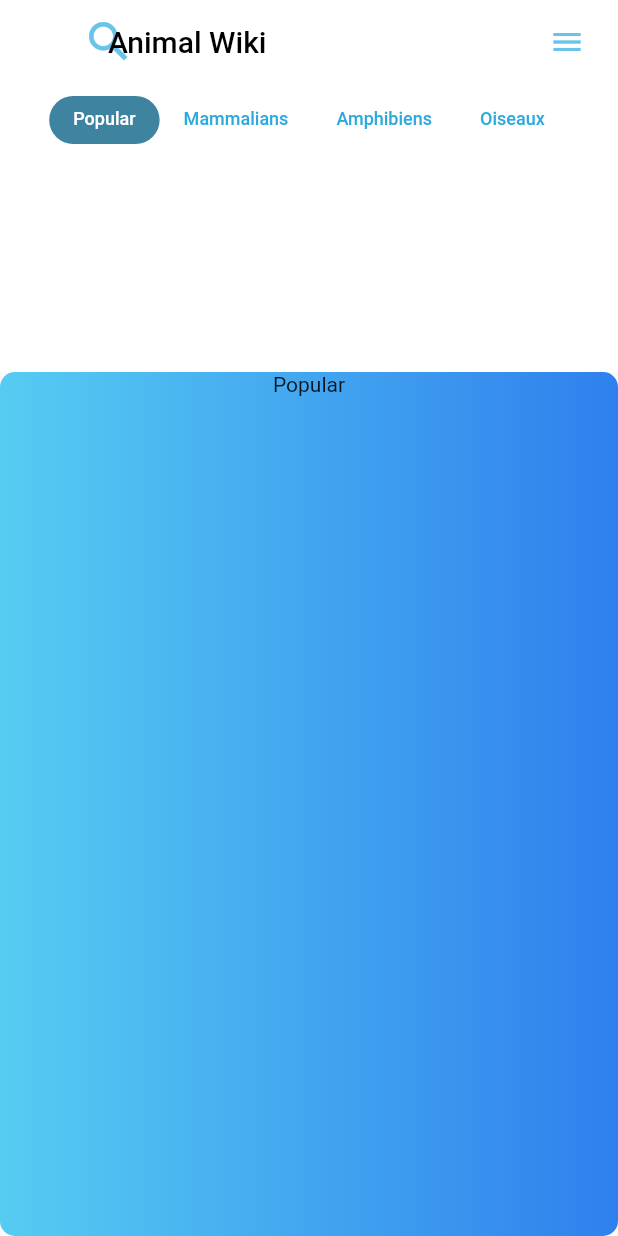
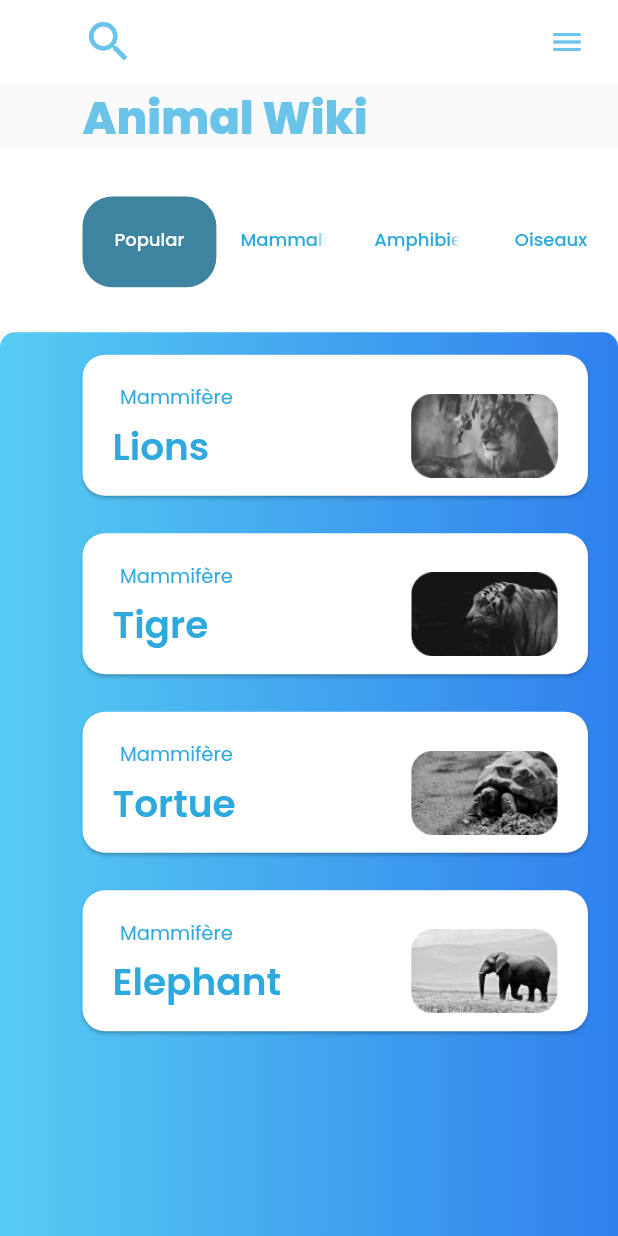
Before and after one commit to yagizdo/Animal-Wiki, a Flutter app: the HomePage screen opened directly, on a phone screen of 412 x 824 dp. Run offline on Flutter 3.47's test engine with Material 2 defaults, Android fonts, the phone set to English and light mode, and no system bars; our stand-ins replace google_fonts, hexcolor, tab_indicator_styler.

```diff
--- a/lib/Pages/homepage.dart
+++ /dev/null
@@ -1,96 +0,0 @@
-import 'package:flutter/material.dart';
-import 'package:hexcolor/hexcolor.dart';
-import 'package:tab_indicator_styler/tab_indicator_styler.dart';
-
-class HomePage extends StatelessWidget {
-  const HomePage({Key? key}) : super(key: key);
-
-  @override
-  Widget build(BuildContext context) {
-    return DefaultTabController(
-      length: 4,
-      child: Scaffold(
-          appBar: AppBar(
-            title: Text('Animal Wiki',style: TextStyle(color: Colors.black),),
-            bottom: TabBar(
-              unselectedLabelColor: HexColor('#2DA9DE'),
-              unselectedLabelStyle: TextStyle(fontSize: 12),
-              indicatorPadding: EdgeInsets.zero,
-              isScrollable: true,
-              labelStyle: TextStyle(fontSize: 12),
-              labelColor: Colors.white,
-              tabs: const [
-                Tab(
-                  text: 'Popular',
-                ),
-                Tab(
-                  text: 'Mammalians',
-                ),
-                Tab(
-                  text: 'Amphibiens',
-                ),
-                Tab(
-                  text: 'Oiseaux',
-                ),
-              ],
-              indicator: RectangularIndicator(
-                verticalPadding: 8,
-                color: HexColor('#3E83A0'),
-                bottomLeftRadius: 20,
-                bottomRightRadius: 20,
-                topRightRadius: 20,
-                topLeftRadius: 20,
-              ),
-            ),
-            elevation: 0,
-            backgroundColor: Colors.white,
-            leading: IconButton(
-              iconSize: 35,
-              padding: const EdgeInsets.only(left: 55),
-              color: HexColor('#6AC3E9'),
-              icon: const Icon(Icons.search),
-              onPressed: () {
-                print('clicked');
-              },
-            ),
-            actions: [
-              IconButton(
-                padding: const EdgeInsets.only(right: 20),
-                color: HexColor('#6AC3E9'),
-                icon: const Icon(Icons.menu),
-                onPressed: () {
-                  print('clicked 2');
-                },
-              )
-            ],
-          ),
-          body: Column(
-            children: [
-              Expanded(
-                  flex: 1,
-                  child: Container(
-                    color: Colors.white,
-                  )),
-              Expanded(
-                  flex: 4,
-                  child: Container(
-                    child: TabBarView(
-                      children: [
-                        Column(children: [Text('Popular')],),
-                        Column(children: [Text('Mammalians')],),
-                        Column(children: [Text('Amphibiens')],),
-                        Column(children: [Text('Oiseaux')],),
-                      ],
-                    ),
-                    decoration: BoxDecoration(
-                      borderRadius: BorderRadius.circular(10),
-                      gradient: LinearGradient(
-                        colors: [HexColor('#56CCF2'), HexColor('#2F80ED')],
-                      ),
-                    ),
-                  )),
-            ],
-          )),
-    );
-  }
-}
--- /dev/null
+++ b/lib/Screens/detail_page.dart
@@ -0,0 +1,58 @@
+import 'package:flutter/material.dart';
+import 'package:hexcolor/hexcolor.dart';
+
+class DetailPage extends StatelessWidget {
+  const DetailPage({Key? key,required this.title,required this.desc}) : super(key: key);
+   final String title;
+   final String desc;
+  @override
+  Widget build(BuildContext context) {
+    return Scaffold(
+      body: SafeArea(
+        child: Column(
+            children: [
+              Expanded(
+                  flex: 2,
+                  child: Container(
+                  child: Padding(
+                    padding: const EdgeInsets.only(right : 202.0,),
+                    child: Image.asset('lib/img/tiger2.png'),
+                  ),
+                  )
+              ),
+              Expanded(
+                  flex : 4,
+                  child: Container(
+                    child: Padding(
+                      padding: const EdgeInsets.only(left : 30.0),
+                      child: Column(
+                        children: [
+                          Padding(
+                            padding: const EdgeInsets.only(right : 25.0),
+                            child: Row(
+                              mainAxisAlignment: MainAxisAlignment.spaceBetween,
+                                children : [
+                                  Text(title,style: TextStyle(fontSize: 30,color: HexColor('#2DA9DE'),fontWeight: FontWeight.bold)),
+                                  Row(
+                                    children: [
+                                      Padding(
+                                        padding: const EdgeInsets.only(right : 20.0),
+                                        child: Icon(Icons.star_border,color: HexColor('#2DA9DE')),
+                                      ),
+                                      Icon(Icons.share_outlined,color: HexColor('#2DA9DE'),),
+                                    ],
+                                  )
+                                ]
+                            ),
+                          ),
+                          Text(desc),
+                        ],
+                      ),
+                    ),
+                  )),
+            ],
+        ),
+      ),
+    );
+  }
+}
--- /dev/null
+++ b/lib/Screens/homepage.dart
@@ -0,0 +1,109 @@
+import 'package:animal_wiki/Widgets/Popular/list_card.dart';
+import 'package:animal_wiki/Widgets/Popular/populer_list.dart';
+import 'package:flutter/material.dart';
+import 'package:flutter/services.dart';
+import 'package:hexcolor/hexcolor.dart';
+import 'package:tab_indicator_styler/tab_indicator_styler.dart';
+
+class HomePage extends StatelessWidget {
+  const HomePage({Key? key}) : super(key: key);
+
+  @override
+  Widget build(BuildContext context) {
+    return DefaultTabController(
+      length: 4,
+      child: Scaffold(
+          appBar: AppBar(
+            systemOverlayStyle: const SystemUiOverlayStyle(
+              statusBarColor: Colors.white,
+            ),
+            centerTitle: true,
+            elevation: 0,
+            backgroundColor: Colors.white,
+            leading: IconButton(
+              iconSize: 35,
+              padding: const EdgeInsets.only(left: 55),
+              color: HexColor('#6AC3E9'),
+              icon: const Icon(Icons.search),
+              onPressed: () {
+                print('clicked');
+              },
+            ),
+            actions: [
+              IconButton(
+                padding: const EdgeInsets.only(right: 20),
+                color: HexColor('#6AC3E9'),
+                icon: const Icon(Icons.menu),
+                onPressed: () {
+                  print('clicked 2');
+                },
+              )
+            ],
+          ),
+          body: Column(
+            crossAxisAlignment: CrossAxisAlignment.start,
+            children: [
+              Padding(
+                padding: const EdgeInsets.only(left : 55.0),
+                child: Text('Animal Wiki',style: TextStyle(color: HexColor('#6AC3E9'),fontSize: 30,fontWeight: FontWeight.w800),),
+              ),
+              Expanded(
+                  flex: 1,
+                  child: Container(
+                    color: Colors.white,
+                    child: Padding(
+                      padding: const EdgeInsets.only(left : 55.0),
+                      child: TabBar(
+                        unselectedLabelColor: HexColor('#2DA9DE'),
+                        unselectedLabelStyle: const TextStyle(fontSize: 12),
+                        labelStyle: const TextStyle(fontSize: 12),
+                        labelColor: Colors.white,
+                        tabs: const [
+                          Tab(
+                            text: 'Popular',
+                          ),
+                          Tab(
+                            text: 'Mammalians',
+                          ),
+                          Tab(
+                            text: 'Amphibiens',
+                          ),
+                          Tab(
+                            text: 'Oiseaux',
+                          ),
+                        ],
+                        indicator: RectangularIndicator(
+                          verticalPadding: 30,
+                          color: HexColor('#3E83A0'),
+                          bottomLeftRadius: 20,
+                          bottomRightRadius: 20,
+                          topRightRadius: 20,
+                          topLeftRadius: 20,
+                        ),
+                      ),
+                    )
+                  )
+              ),
+              Expanded(
+                  flex: 5,
+                  child: Container(
+                    child: TabBarView(
+                      children: [
+                        Column(children: [PopularList()],),
+                        Column(children: [Text('Mammalians')],),
+                        Column(children: [Text('Amphibiens')],),
+                        Column(children: [Text('Oiseaux')],),
+                      ],
+                    ),
+                    decoration: BoxDecoration(
+                      borderRadius: BorderRadius.only(topLeft: Radius.circular(10),topRight: Radius.circular(10)),
+                      gradient: LinearGradient(
+                        colors: [HexColor('#56CCF2'), HexColor('#2F80ED')],
+                      ),
+                    ),
+                  )),
+            ],
+          )),
+    );
+  }
+}
--- a/lib/Pages/login_page.dart
+++ b/lib/Screens/login_page.dart
@@ -1,4 +1,4 @@
-import 'package:animal_wiki/Pages/homepage.dart';
+import 'package:animal_wiki/Screens/homepage.dart';
 import 'package:animal_wiki/Widgets/Login/forgot_password.dart';
 import 'package:animal_wiki/Widgets/Login/get_started_btn.dart';
 import 'package:animal_wiki/Widgets/Login/login_btn.dart';
@@ -53,6 +53,8 @@ class LoginPage extends StatelessWidget {
                       padding: const EdgeInsets.only(top : 20.0),
                       child: ElevatedButton(
                         onPressed: () {
+                          Navigator.pushReplacement(context, MaterialPageRoute(builder: (context) => HomePage()));
+                          /*
                           if(emailController.text == 'dokumaciyagiz@gmail.com') {
                             if(passwordController.text == '123'){
                               Navigator.pushReplacement(context, MaterialPageRoute(builder: (context) => HomePage()));
@@ -66,6 +68,7 @@ class LoginPage extends StatelessWidget {
                             print('Email ${emailController.text}');
                             print('Password ${passwordController.text}');
                           }
+                           */
                         },
                         style: ElevatedButton.styleFrom(
                             padding: EdgeInsets.zero,
--- /dev/null
+++ b/lib/Widgets/Popular/list_card.dart
@@ -0,0 +1,38 @@
+import 'package:animal_wiki/Screens/detail_page.dart';
+import 'package:flutter/cupertino.dart';
+import 'package:flutter/material.dart';
+import 'package:hexcolor/hexcolor.dart';
+
+class ListCard extends StatelessWidget {
+  ListCard({Key? key,required this.subtitle,required this.imgasset}) : super(key: key);
+  String subtitle;
+  String imgasset;
+  String desc = 'Lorem ipsum dolor sit amet, consectetur adipiscing elit. Dolor vulputate duis velit accumsan. Non, dolor amet, eleifend elit. Nisl leo ac morbi feugiat in in elit. Mattis eget augue dolor aliquam. Ultrices eget bibendum dis id parturient purus arcu. Congue tellus cras in ac elementum augue. Sed integer accumsan suscipit malesuada.';
+  @override
+  Widget build(BuildContext context) {
+    return Padding(
+      padding: const EdgeInsets.only(top: 5,left : 35.0),
+      child: Card(
+        shape: const RoundedRectangleBorder(
+          borderRadius: BorderRadius.all(Radius.circular(15))
+        ),
+        margin: const EdgeInsets.symmetric(vertical: 10,horizontal: 20),
+        color: Colors.white,
+        child: (
+        ListTile(
+          onTap: () {
+            Navigator.push(context, MaterialPageRoute(builder: (context) => DetailPage(title: subtitle, desc:desc ),));
+          },
+          contentPadding: const EdgeInsets.symmetric(vertical: 10,horizontal: 20),
+          title: Padding(
+            padding: const EdgeInsets.all(5.0),
+            child: Text('Mammifère',style: TextStyle(fontSize: 13,color: HexColor('#2DA9DE')),),
+          ),
+          subtitle: Text(subtitle,style: TextStyle(fontSize: 25,color: HexColor('#2DA9DE'),fontWeight: FontWeight.w600),),
+          trailing: Image.asset(imgasset,),
+        )
+        ),
+      ),
+    );
+  }
+}
--- /dev/null
+++ b/lib/Widgets/Popular/populer_list.dart
@@ -0,0 +1,21 @@
+import 'package:animal_wiki/Widgets/Popular/list_card.dart';
+import 'package:flutter/material.dart';
+
+class PopularList extends StatelessWidget {
+  const PopularList({Key? key}) : super(key: key);
+
+  @override
+  Widget build(BuildContext context) {
+    return SizedBox(
+      height: MediaQuery.of(context).size.height / 1.48,
+      child: ListView(
+        children: [
+          ListCard(subtitle: 'Lions',imgasset: 'lib/img/leon.png',),
+          ListCard(subtitle: 'Tigre',imgasset: 'lib/img/tiger.png',),
+          ListCard(subtitle: 'Tortue',imgasset: 'lib/img/turtle.png',),
+          ListCard(subtitle: 'Elephant', imgasset: 'lib/img/elephant.png',),
+        ],
+            ),
+    );
+  }
+}
--- a/lib/main.dart
+++ b/lib/main.dart
@@ -1,6 +1,7 @@
 import 'package:flutter/material.dart';
 
-import 'Pages/login_page.dart';
+import 'Screens/login_page.dart';
+import 'package:google_fonts/google_fonts.dart';
 
 void main() {
   runApp(const MyApp());
@@ -16,6 +17,7 @@ class MyApp extends StatelessWidget {
       title: 'Animal Wiki',
       debugShowCheckedModeBanner: false,
       theme: ThemeData(
+        fontFamily:  GoogleFonts.poppins().fontFamily,
         primarySwatch: Colors.blue,
       ),
       home: LoginPage(),
--- a/pubspec.yaml
+++ b/pubspec.yaml
@@ -37,6 +37,8 @@ dependencies:
   hexcolor: ^2.0.5
   bubble_tab_indicator: ^0.1.6
   tab_indicator_styler: ^2.0.0
+  flutter_slider_drawer: ^2.0.0
+  google_fonts: ^2.2.0
 
 dev_dependencies:
   flutter_test:
@@ -62,7 +64,7 @@ flutter:
 
   # To add assets to your application, add an assets section, like this:
   assets:
-    - lib/img/login_img.png
+    - lib/img/
   #   - images/a_dot_ham.jpeg
 
   # An image asset can refer to one or more resolution-specific "variants", see
```
Also changed, not shown: lib/img/elephant.png (added), lib/img/leon.png (added), lib/img/tiger.png (added), lib/img/tiger2.png (added), lib/img/turtle.png (added), pubspec.lock.
